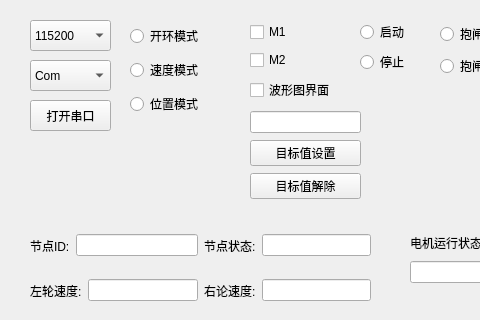
Old version of the form uavcan/MotorAsst/ui/main.ui in the repository zagerx/ProtocolV4; both pictures show x 0 to 480 and y 0 to 320 of the 800 by 600 pixel window.
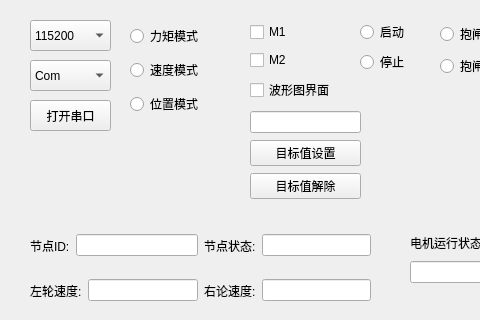
New version of the form.

Commit message: 增加模式设置功能

Patch:
```diff
--- a/uavcan/MotorAsst/ui/main.ui
+++ b/uavcan/MotorAsst/ui/main.ui
@@ -80,7 +80,7 @@
      <item>
       <widget class="QRadioButton" name="radioButton">
        <property name="text">
-        <string>开环模式</string>
+        <string>力矩模式</string>
        </property>
       </widget>
      </item>
```
The commit also changes 6 other files.
